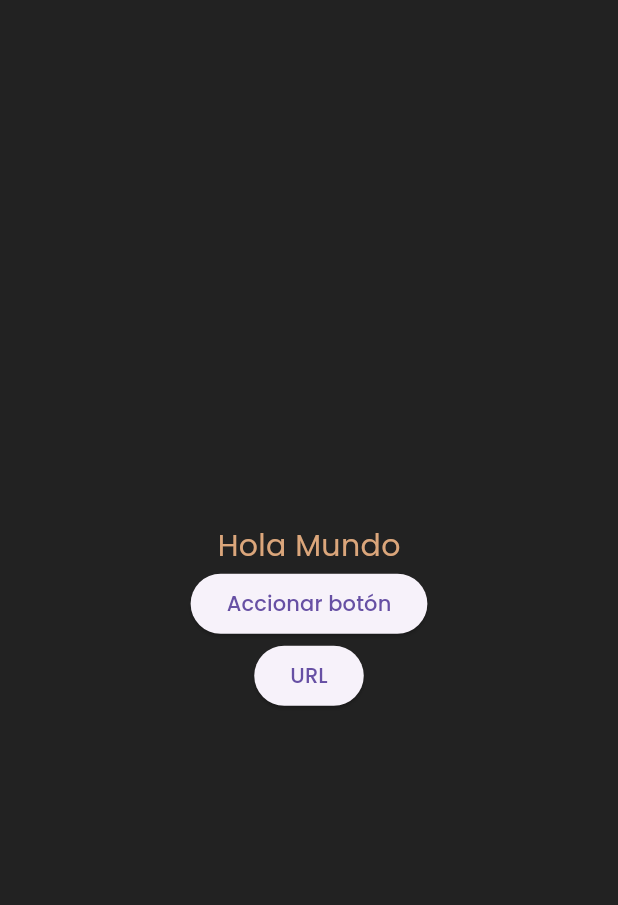
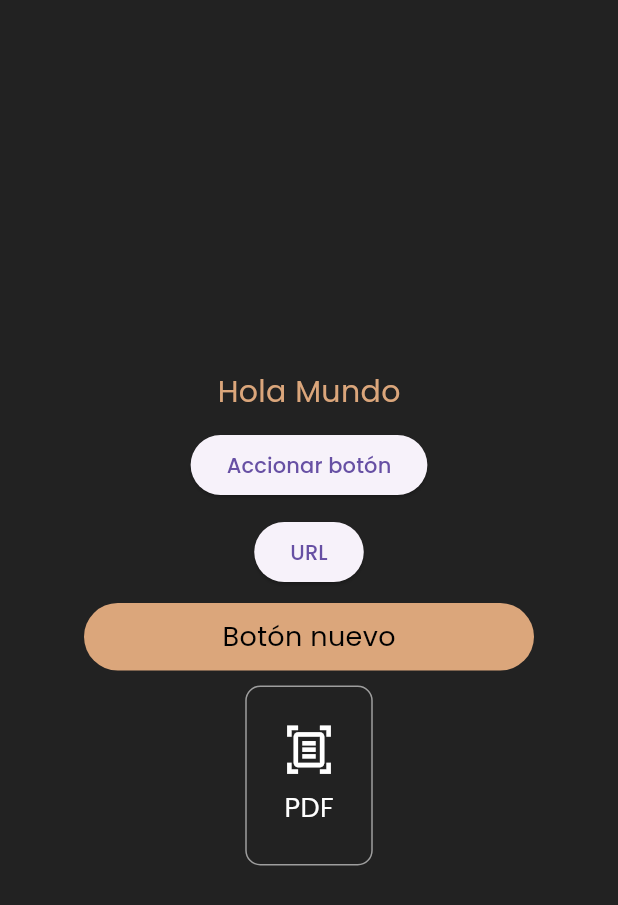
Before and after one commit to G-Jhojan/app_notas, a Flutter app: the screen it shows after launch, on a phone screen of 412 x 824 dp. Shown: the top 905 px of the screen. Run offline on Flutter 3.47's test engine with Material 3 defaults, Android fonts, the phone set to English and light mode, and no system bars; our stand-ins replace google_fonts, shared_preferences.

Commit message:
Creación de botones personalizados

```diff
--- a/lib/src/ui/pages/home_page.dart
+++ b/lib/src/ui/pages/home_page.dart
@@ -1,6 +1,7 @@
 import 'package:app_notas/src/core/controllers/theme_controller.dart';
+import 'package:app_notas/src/ui/widgets/buttons/card_button.dart';
+import 'package:app_notas/src/ui/widgets/buttons/simple_buttons.dart';
 import 'package:flutter/material.dart';
-import 'package:url_launcher/url_launcher.dart';
 import 'package:url_launcher/url_launcher_string.dart';
 
 GlobalKey<ScaffoldState> homePageKey = GlobalKey<ScaffoldState>();
@@ -39,16 +40,39 @@ class HomePage extends StatelessWidget {
                 ),
               ),
 
+              const SizedBox(height: 10),
+
               ElevatedButton(onPressed: ()=> theme.changetheme(),
                child:  const  Text('Accionar botón')
               ),
+
+              const SizedBox(height: 10),
+
               ElevatedButton(onPressed: ()async{
                 if (await canLaunchUrlString('https://pub.dev/packages/url_launcher/example')){
                   launchUrlString('https://pub.dev/packages/url_launcher/example');
                 }
               },
                child:  const  Text('URL')
-              )
+              ),
+
+              const SizedBox(height: 10),
+
+              MediumButton(
+                title: 'Botón nuevo',
+                primaryColor: true,
+                //icon:  Icon(Icons.add),
+                onPressed: (){},
+              ),
+
+              const SizedBox(height: 10),
+
+              CardButton(
+                title: 'PDF',
+                primaryColor: true,
+                icon:  Icons.document_scanner_outlined,
+                onPressed: (){},
+              ),
             ],
           )
         );
--- /dev/null
+++ b/lib/src/ui/widgets/buttons/card_button.dart
@@ -0,0 +1,60 @@
+import 'package:app_notas/src/core/controllers/theme_controller.dart';
+import 'package:flutter/material.dart';
+
+class CardButton extends StatelessWidget {
+  final String title;
+  final bool primaryColor;
+  final IconData? icon;
+  final Function? onPressed;
+
+  const CardButton({
+    super.key,
+    this.title = '',
+    this.primaryColor = true,
+    this.icon,
+    this.onPressed
+    });
+
+  Color getColor(){
+    return  ThemeController.instance.background();
+  }
+
+  Color getColorText(){
+    return ThemeController.instance.brightnessValue
+    ? Colors.black
+    : Colors.white;
+  }
+
+  @override
+  Widget build(BuildContext context) {
+    return Container(
+      width: 85,
+      height: 120,
+      decoration: BoxDecoration(
+        border: Border.all(color: Colors.grey),
+        borderRadius: BorderRadius.circular(10),
+        color: getColor()
+      ),
+      child: Column(
+
+        mainAxisAlignment: MainAxisAlignment.center,
+        children: [
+          icon != null
+          ? Icon(icon, size: 35, color: getColorText())
+          : const SizedBox(),
+
+          const SizedBox(height: 8),
+
+          Text(
+            title,
+             style: TextStyle(
+                color: getColorText(),
+                fontSize: 18
+          ),
+          )
+        ],
+      ),
+      //color: getColor() ,
+    );
+  }
+}
--- /dev/null
+++ b/lib/src/ui/widgets/buttons/simple_buttons.dart
@@ -0,0 +1,61 @@
+import 'package:app_notas/src/core/controllers/theme_controller.dart';
+import 'package:flutter/material.dart';
+
+class MediumButton extends StatelessWidget {
+  final String title;
+  final bool primaryColor;
+  final IconData? icon;
+  final Function? onPressed;
+
+  const MediumButton({
+    super.key,
+    this.title = '',
+    this.primaryColor = true,
+    this.icon,
+    this.onPressed
+    });
+
+  Color getColor(){
+    return primaryColor
+    ? ThemeController.instance.primaryButton()
+    : ThemeController.instance.secondaryButton();
+  }
+
+  Color getColorText(){
+    return !ThemeController.instance.brightnessValue
+    ? Colors.black
+    : Colors.white;
+  }
+
+  @override
+  Widget build(BuildContext context) {
+    return Container(
+      width: 300,
+      height: 45,
+      decoration: BoxDecoration(
+        borderRadius: BorderRadius.circular(50),
+        color: getColor()
+      ),
+      child: Row(
+
+        mainAxisAlignment: MainAxisAlignment.center,
+        children: [
+          icon != null
+          ? Icon(icon )
+          : const SizedBox(),
+
+          SizedBox(width: icon!= null ? 10 : 0),
+
+          Text(
+            title,
+             style: TextStyle(
+                color: getColorText(),
+                fontSize: 18
+          ),
+          )
+        ],
+      ),
+      //color: getColor() ,
+    );
+  }
+}
```
